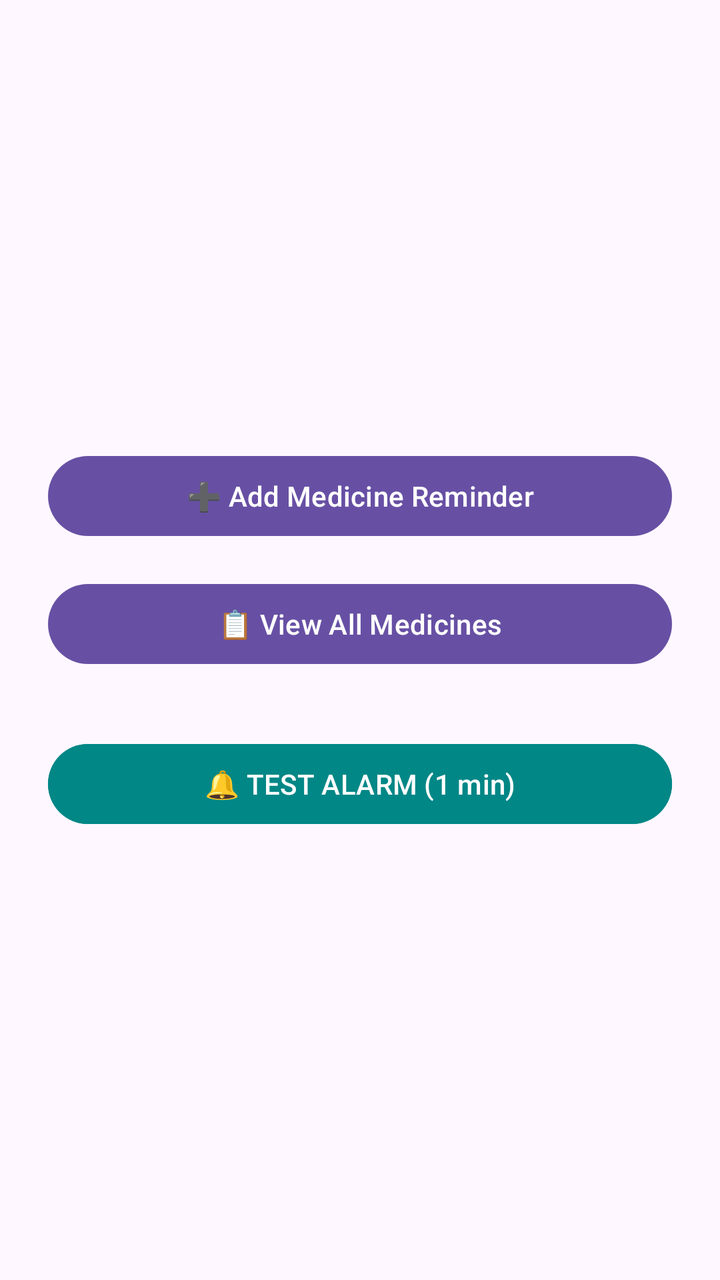
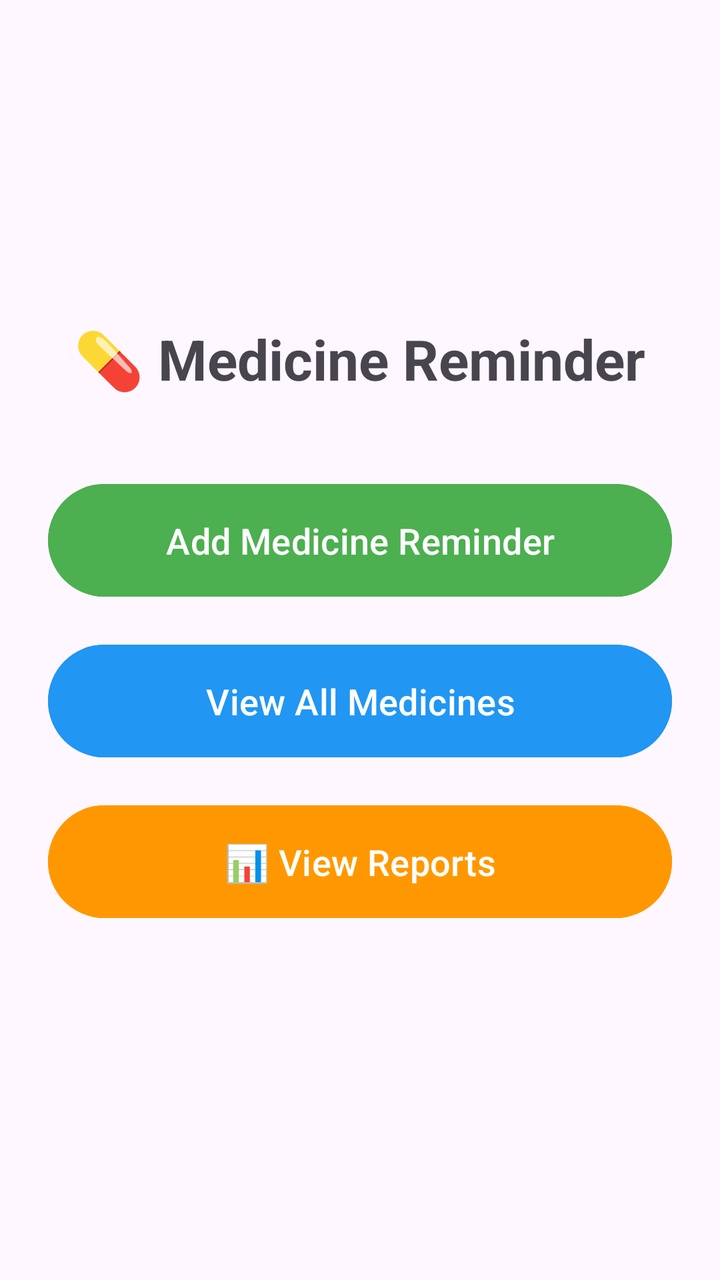

An Android layout rendered at two revisions. The XML below is the earlier revision; the diff shows what the commit changed to produce the second picture.
<!-- AndroidManifest.xml: application theme Theme.Material3.DayNight.NoActionBar -->
<!-- res/layout/activity_main.xml -->
<?xml version="1.0" encoding="utf-8"?>
<LinearLayout xmlns:android="http://schemas.android.com/apk/res/android"
    android:layout_width="match_parent"
    android:layout_height="match_parent"
    android:gravity="center"
    android:orientation="vertical"
    android:padding="24dp">

    <Button
        android:id="@+id/addBtn"
        android:layout_width="match_parent"
        android:layout_height="wrap_content"
        android:text="@string/btn_add_medicine"
        android:layout_marginBottom="16dp" />

    <Button
        android:id="@+id/viewBtn"
        android:layout_width="match_parent"
        android:layout_height="wrap_content"
        android:text="@string/btn_view_medicines"
        android:layout_marginBottom="16dp" />

    
    <Button
        android:id="@+id/testBtn"
        android:layout_width="match_parent"
        android:layout_height="wrap_content"
        android:text="@string/btn_test_alarm"
        android:layout_marginTop="16dp"
        android:backgroundTint="@color/teal_700"
        android:textColor="@color/white" />

</LinearLayout>
<!-- resources referenced by this layout -->
<resources>
  <color name="teal_700">#FF018786</color>
  <color name="white">#FFFFFFFF</color>
  <string name="btn_add_medicine">➕ Add Medicine Reminder</string>
  <string name="btn_test_alarm">🔔 TEST ALARM (1 min)</string>
  <string name="btn_view_medicines">📋 View All Medicines</string>
</resources>

<!-- the commit's change to res/layout/activity_main.xml (unified diff, before → after) -->
@@ -2,32 +2,53 @@
 <LinearLayout xmlns:android="http://schemas.android.com/apk/res/android"
     android:layout_width="match_parent"
     android:layout_height="match_parent"
-    android:gravity="center"
     android:orientation="vertical"
-    android:padding="24dp">
+    android:padding="24dp"
+    android:gravity="center">
 
-    <Button
-        android:id="@+id/addBtn"
-        android:layout_width="match_parent"
+    
+    <TextView
+        android:layout_width="wrap_content"
         android:layout_height="wrap_content"
-        android:text="@string/btn_add_medicine"
-        android:layout_marginBottom="16dp" />
-
-    <Button
-        android:id="@+id/viewBtn"
-        android:layout_width="match_parent"
-        android:layout_height="wrap_content"
-        android:text="@string/btn_view_medicines"
-        android:layout_marginBottom="16dp" />
+        android:text="💊 Medicine Reminder"
+        android:textSize="28sp"
+        android:textStyle="bold"
+        android:layout_marginBottom="40dp" />
 
     
     <Button
-        android:id="@+id/testBtn"
+        android:id="@+id/addMedicineBtn"
         android:layout_width="match_parent"
         android:layout_height="wrap_content"
-        android:text="@string/btn_test_alarm"
-        android:layout_marginTop="16dp"
-        android:backgroundTint="@color/teal_700"
-        android:textColor="@color/white" />
+        android:text="Add Medicine Reminder"
+        android:textSize="18sp"
+        android:padding="16dp"
+        android:layout_marginBottom="16dp"
+        android:backgroundTint="#4CAF50"
+        android:textColor="@android:color/white" />
+
+    
+    <Button
+        android:id="@+id/viewMedicinesBtn"
+        android:layout_width="match_parent"
+        android:layout_height="wrap_content"
+        android:text="View All Medicines"
+        android:textSize="18sp"
+        android:padding="16dp"
+        android:layout_marginBottom="16dp"
+        android:backgroundTint="#2196F3"
+        android:textColor="@android:color/white" />
+
+    
+    <Button
+        android:id="@+id/reportsBtn"
+        android:layout_width="match_parent"
+        android:layout_height="wrap_content"
+        android:text="📊 View Reports"
+        android:textSize="18sp"
+        android:padding="16dp"
+        android:layout_marginBottom="16dp"
+        android:backgroundTint="#FF9800"
+        android:textColor="@android:color/white" />
 
 </LinearLayout>
<!-- resource entries referenced after the edit -->
@@ -1,9 +1,5 @@
 <!-- resources referenced by this layout -->
 <resources>
-  <color name="teal_700">#FF018786</color>
-  <color name="white">#FFFFFFFF</color>
-  <string name="btn_add_medicine">➕ Add Medicine Reminder</string>
-  <string name="btn_test_alarm">🔔 TEST ALARM (1 min)</string>
-  <string name="btn_view_medicines">📋 View All Medicines</string>
+
 </resources>
 
